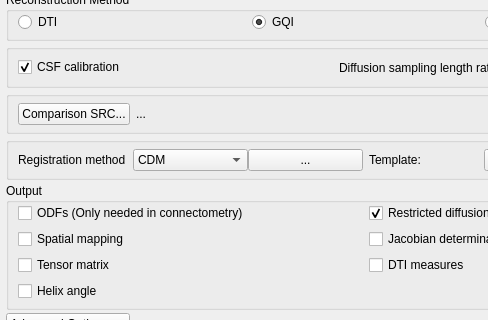
The window that reconstruction/reconstruction_window.ui (frankyeh/DSI-Studio) describes before a commit, drawn with Qt 5; both pictures show x 0 to 488 and y 99 to 419 of the 731 by 622 pixel window.
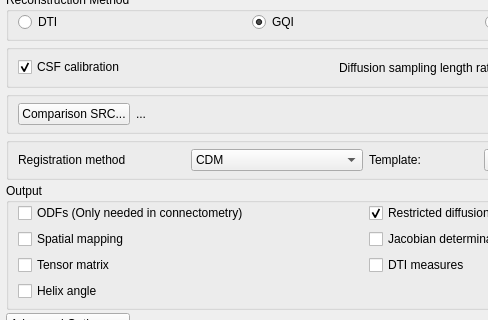
The same window after the commit. Icons and pictures are not drawn.

```diff
--- a/reconstruction/reconstruction_window.ui
+++ b/reconstruction/reconstruction_window.ui
@@ -775,31 +775,6 @@
                </item>
               </widget>
              </item>
-             <item>
-              <widget class="QPushButton" name="manual_reg">
-               <property name="sizePolicy">
-                <sizepolicy hsizetype="Minimum" vsizetype="Fixed">
-                 <horstretch>0</horstretch>
-                 <verstretch>0</verstretch>
-                </sizepolicy>
-               </property>
-               <property name="minimumSize">
-                <size>
-                 <width>0</width>
-                 <height>0</height>
-                </size>
-               </property>
-               <property name="maximumSize">
-                <size>
-                 <width>16777215</width>
-                 <height>16777215</height>
-                </size>
-               </property>
-               <property name="text">
-                <string>...</string>
-               </property>
-              </widget>
-             </item>
             </layout>
            </item>
            <item>
```
